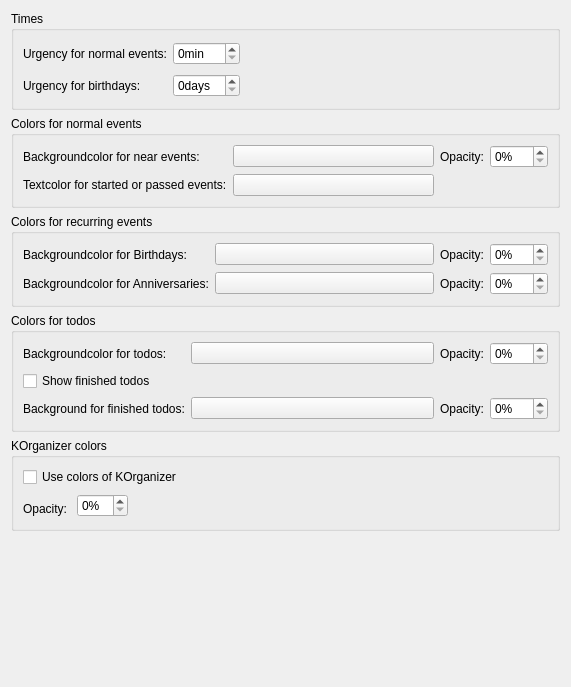
Above: src/applet/eventappletcolorconfig.ui from KDE/plasmoid-eventlist before the change. Below: the same form after it.
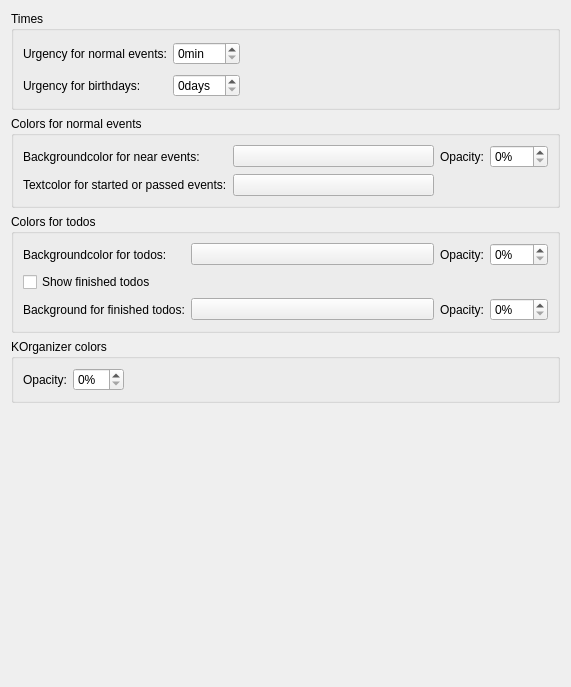
That is the form after the change. Custom widgets are drawn as their Qt base class.

Commit message: remove support for custom birthday colors

Diff of the .ui file:
```diff
--- a/src/applet/eventappletcolorconfig.ui
+++ b/src/applet/eventappletcolorconfig.ui
@@ -142,89 +142,6 @@
      </layout>
     </widget>
    </item>
-   <item>
-    <widget class="QGroupBox" name="recurringEventsBox">
-     <property name="title">
-      <string>Colors for recurring events</string>
-     </property>
-     <layout class="QGridLayout" name="gridLayout">
-      <item row="0" column="0">
-       <widget class="QLabel" name="label_2">
-        <property name="text">
-         <string>Backgroundcolor for Birthdays:</string>
-        </property>
-       </widget>
-      </item>
-      <item row="0" column="1">
-       <widget class="KColorButton" name="birthdayColorButton">
-        <property name="sizePolicy">
-         <sizepolicy hsizetype="MinimumExpanding" vsizetype="Fixed">
-          <horstretch>0</horstretch>
-          <verstretch>0</verstretch>
-         </sizepolicy>
-        </property>
-        <property name="toolTip">
-         <string>The backgroundcolor for birthdays.</string>
-        </property>
-       </widget>
-      </item>
-      <item row="0" column="2">
-       <widget class="QLabel" name="label_6">
-        <property name="text">
-         <string>Opacity:</string>
-        </property>
-       </widget>
-      </item>
-      <item row="0" column="3">
-       <widget class="KIntSpinBox" name="birthdayOpacity">
-        <property name="suffix">
-         <string>%</string>
-        </property>
-        <property name="maximum">
-         <number>100</number>
-        </property>
-       </widget>
-      </item>
-      <item row="1" column="0">
-       <widget class="QLabel" name="label_3">
-        <property name="text">
-         <string>Backgroundcolor for Anniversaries:</string>
-        </property>
-       </widget>
-      </item>
-      <item row="1" column="1">
-       <widget class="KColorButton" name="anniversariesColorButton">
-        <property name="sizePolicy">
-         <sizepolicy hsizetype="MinimumExpanding" vsizetype="Fixed">
-          <horstretch>0</horstretch>
-          <verstretch>0</verstretch>
-         </sizepolicy>
-        </property>
-        <property name="toolTip">
-         <string>The backgroundcolor for anniversaries.</string>
-        </property>
-       </widget>
-      </item>
-      <item row="1" column="2">
-       <widget class="QLabel" name="label_7">
-        <property name="text">
-         <string>Opacity:</string>
-        </property>
-       </widget>
-      </item>
-      <item row="1" column="3">
-       <widget class="KIntSpinBox" name="anniversariesOpacity">
-        <property name="suffix">
-         <string>%</string>
-        </property>
-        <property name="maximum">
-         <number>100</number>
-        </property>
-       </widget>
-      </item>
-     </layout>
-    </widget>
-   </item>
    <item>
     <widget class="QGroupBox" name="groupBox">
      <property name="title">
@@ -333,45 +250,22 @@
      <property name="title">
       <string>KOrganizer colors</string>
      </property>
-     <layout class="QGridLayout" name="gridLayout_5">
-      <item row="0" column="0" colspan="3">
-       <widget class="QCheckBox" name="useKOrganizerColors">
-        <property name="toolTip">
-         <string>Use the colors defined in KOrganizer categories for events if available.</string>
-        </property>
-        <property name="text">
-         <string>Use colors of KOrganizer</string>
-        </property>
-       </widget>
-      </item>
-      <item row="0" column="3" rowspan="2">
-       <spacer name="horizontalSpacer_3">
-        <property name="orientation">
-         <enum>Qt::Horizontal</enum>
-        </property>
-        <property name="sizeHint" stdset="0">
-         <size>
-          <width>380</width>
-          <height>20</height>
-         </size>
-        </property>
-       </spacer>
-      </item>
-      <item row="1" column="1" rowspan="2">
-       <widget class="KIntSpinBox" name="korganizerOpacity">
-        <property name="suffix">
-         <string>%</string>
-        </property>
-       </widget>
-      </item>
-      <item row="2" column="0">
+     <layout class="QHBoxLayout" name="horizontalLayout">
+      <item>
        <widget class="QLabel" name="label_14">
         <property name="text">
          <string>Opacity:</string>
         </property>
        </widget>
       </item>
-      <item row="2" column="2" colspan="2">
+      <item>
+       <widget class="KIntSpinBox" name="korganizerOpacity">
+        <property name="suffix">
+         <string>%</string>
+        </property>
+       </widget>
+      </item>
+      <item>
        <spacer name="horizontalSpacer_4">
         <property name="orientation">
          <enum>Qt::Horizontal</enum>
```
The commit also changes 4 other files.
